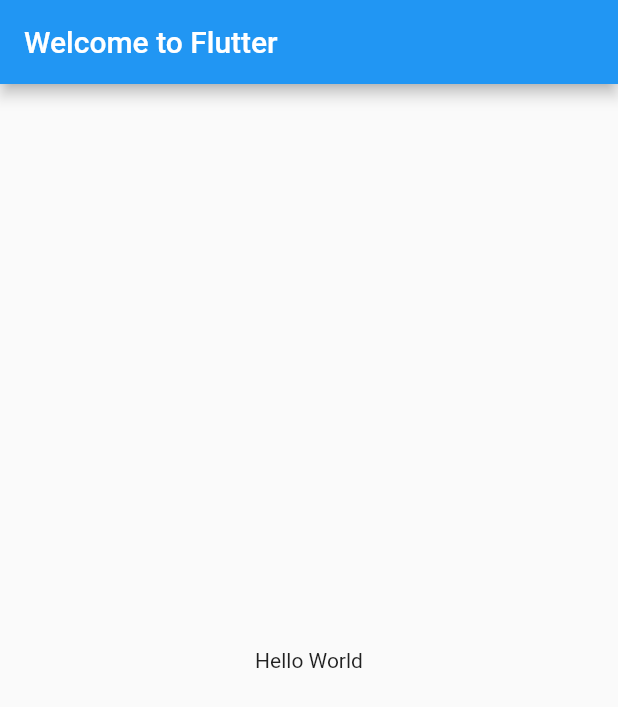
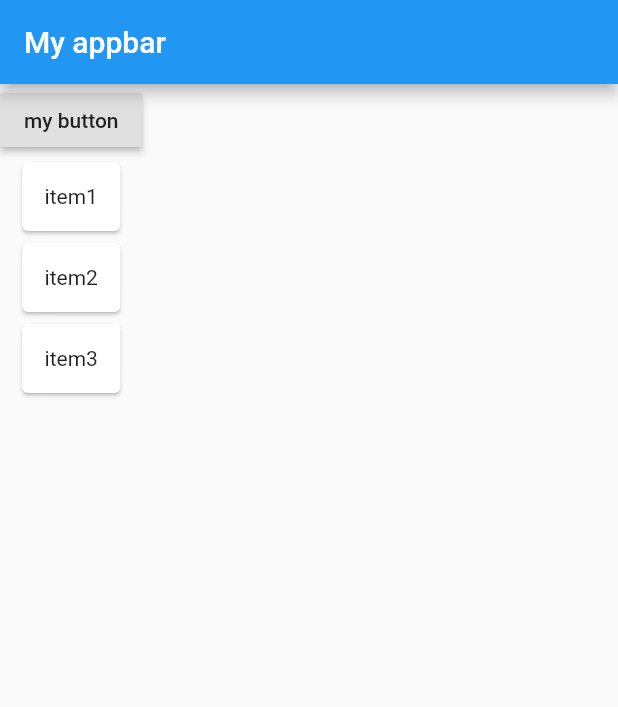
Before and after one commit to longfellowone/field-services-mobile, a Flutter app: the screen it shows after launch, on a phone screen of 412 x 824 dp. Shown: the top 707 px of the screen. Run offline on Flutter 3.47's test engine with Material 2 defaults, Android fonts, the phone set to English and light mode, and no system bars; missing offline and left inert: grpc, protobuf.

```diff
--- /dev/null
+++ b/lib/items.dart
@@ -0,0 +1,21 @@
+import 'package:flutter/material.dart';
+
+class Items extends StatelessWidget {
+  final List<String> _items;
+
+  Items(this._items);
+
+  @override
+  Widget build(BuildContext context) {
+    return Column(
+      children: _items
+          .map((item) => Card(
+                child: Padding(
+                  padding: EdgeInsets.all(15.0),
+                  child: Text(item),
+                ),
+              ))
+          .toList(),
+    );
+  }
+}
--- /dev/null
+++ b/lib/items_provider.dart
@@ -0,0 +1,38 @@
+import 'package:flutter/material.dart';
+import 'package:myapp/items.dart';
+
+class ItemsProvider extends StatefulWidget {
+  final List<String> _initialItems;
+
+  ItemsProvider(this._initialItems);
+
+  @override
+  _ItemsProviderState createState() => _ItemsProviderState();
+}
+
+class _ItemsProviderState extends State<ItemsProvider> {
+  List<String> _items = [];
+
+  @override
+  void initState() {
+    _items.addAll(widget._initialItems);
+    super.initState();
+  }
+
+  @override
+  Widget build(BuildContext context) {
+    return Column(
+      children: <Widget>[
+        RaisedButton(
+          child: Text('my button'),
+          onPressed: () {
+            setState(() {
+              _items.add('item4');
+            });
+          },
+        ),
+        Items(_items)
+      ],
+    );
+  }
+}
--- a/lib/main.dart
+++ b/lib/main.dart
@@ -1,35 +1,97 @@
 import 'package:flutter/material.dart';
 
-// Alt-Enter
-// Ctrl-Space
-// Shift-Enter
-// Ctrl+W -> Ctrl+Alt+M or Ctrl+Alt+W
-// Ctrl+Shift+I
-
-// Prefix stless: Create a new subclass of StatelessWidget.
-// Prefix stful: Create a new subclass of StatefulWidget and it’s associated State subclass.
-
-// https://medium.com/flutter-community/flutter-ide-shortcuts-for-faster-development-2ef45c51085b
-
-// protoc -I=$SRC_DIR --dart_out=$DST_DIR $SRC_DIR/addressbook.proto
-// protoc -I proto/ proto/helloworld.proto --dart_out=grpc:lib/src/generated
-// protoc --dart_out=grpc:lib/src/generated -I proto proto/helloworld.proto
+import 'items_provider.dart';
 
 void main() => runApp(MyApp());
 
 class MyApp extends StatelessWidget {
+  final List<String> _items = ['item1', 'item2', 'item3'];
+
   @override
   Widget build(BuildContext context) {
     return MaterialApp(
-      title: 'Welcome to Flutter',
       home: Scaffold(
         appBar: AppBar(
-          title: Text('Welcome to Flutter'),
+          title: Text('My appbar'),
         ),
-        body: Center(
-          child: Text('Hello World'),
-        ),
+        body: ItemsProvider(_items),
       ),
     );
   }
 }
+//class MyApp extends StatelessWidget {
+//  @override
+//  Widget build(BuildContext context) {
+//    return Container();
+//  }
+//}
+
+//import 'dart:async';
+//
+//import 'package:flutter/material.dart';
+//import 'package:grpc/grpc.dart';
+//import 'package:myapp/src/generated/helloworld.pb.dart';
+//import 'package:myapp/src/generated/helloworld.pbgrpc.dart';
+//
+//Future<void> test(List<String> args) async {
+//  final channel = new ClientChannel('localhost',
+//      port: 50051, options: const ChannelOptions(credentials: const ChannelCredentials.insecure()));
+//  final stub = new GreeterClient(channel);
+//
+//  final name = args.isNotEmpty ? args[0] : 'world';
+//
+//  try {
+//    final response = await stub.sayHello(new HelloRequest()..name = name);
+//    print('Greeter client received: ${response.message}');
+//  } catch (e) {
+//    print('Caught error: $e');
+//  }
+//  await channel.shutdown();
+//}
+//
+//// Alt-Enter
+//// Ctrl-Space
+//// Shift-Enter
+//// Ctrl+W -> Ctrl+Alt+M or Ctrl+Alt+W
+//// Ctrl+Shift+I
+//// Shift+Del
+////
+//// Prefix stless: Create a new subclass of StatelessWidget.
+//// Prefix stful: Create a new subclass of StatefulWidget and it’s associated State subclass.
+////
+//// https://medium.com/flutter-community/flutter-ide-shortcuts-for-faster-development-2ef45c51085b
+////
+//// protoc -I=$SRC_DIR --dart_out=$DST_DIR $SRC_DIR/addressbook.proto
+//// protoc -I proto/ proto/helloworld.proto --dart_out=grpc:lib/src/generated
+//// protoc --dart_out=grpc:lib/src/generated -I proto proto/helloworld.proto
+////
+//// Add assets into pubspec.yaml
+//
+//void main() => runApp(MyApp());
+//
+//class MyApp extends StatelessWidget {
+//  @override
+//  Widget build(BuildContext context) {
+//    return MaterialApp(
+//      title: 'Welcome to Flutter',
+//      home: Scaffold(
+//        appBar: AppBar(
+//          title: Text('Welcome to Flutter...'),
+//        ),
+//        body: Center(
+//          child: Column(
+//            children: <Widget>[
+//              Text('Hello World'),
+//              MaterialButton(
+//                child: Text('Submit'),
+//                onPressed: () {},
+//                color: Colors.blue,
+//              )
+//            ],
+//            mainAxisAlignment: MainAxisAlignment.center,
+//          ),
+//        ),
+//      ),
+//    );
+//  }
+//}
```
